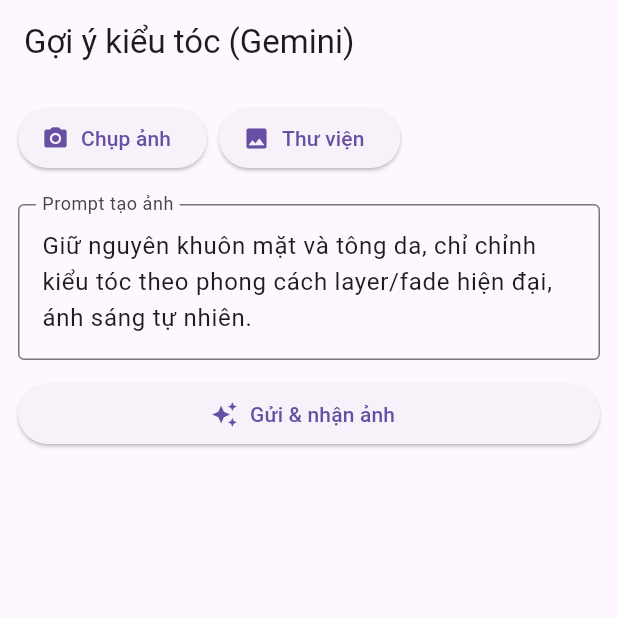
After one commit to DevTNoHope/ProjectCuoiKy_Nhom6, a Flutter app: the HairTryOnScreen screen opened by its route, on a phone screen of 412 x 824 dp, the top half of it. The commit adds this screen. Run offline on Flutter 3.47's test engine with Material 3 defaults, Android fonts, the phone set to English and light mode, and no system bars; our stand-ins replace cached_network_image, dio, flutter_secure_storage, go_router, image_picker, jwt_decoder; accounts and stored records are empty.

Commit message:
Xong chuc nang AI va fix nut quay lai

```diff
--- a/BarberApp_Nhom6_Fe/barberapp_nhom6_fe/lib/routers/app_router.dart
+++ b/BarberApp_Nhom6_Fe/barberapp_nhom6_fe/lib/routers/app_router.dart
@@ -2,6 +2,7 @@
 import 'package:flutter/widgets.dart';
 import 'package:go_router/go_router.dart';
 import '../models/booking_models.dart';
+import '../screens/ai/hair_try_on_screen.dart';
 import '../screens/booking/booking_confirm_screen.dart';
 import '../screens/booking/my_bookings_screen.dart';
 import '../screens/booking/service_pick_screen.dart';
@@ -107,6 +108,11 @@
           return const ShopListScreen(); // nếu đã import file shop_list_screen.dart
         },
       ),
+      GoRoute(
+        path: '/ai/try-on',
+        builder: (context, state) => const HairTryOnScreen(),
+      ),
+
     ],
     redirect: (context, state) async {
       // Chỉ redirect khi ở /splash để tránh loop
--- /dev/null
+++ b/BarberApp_Nhom6_Fe/barberapp_nhom6_fe/lib/screens/ai/hair_try_on_screen.dart
@@ -0,0 +1,146 @@
+import 'dart:io';
+import 'package:flutter/material.dart';
+import 'package:image_picker/image_picker.dart';
+import 'package:dio/dio.dart';
+import 'package:cached_network_image/cached_network_image.dart';
+import '../../config/api_config.dart';
+import '../../services/ai_gemini_service.dart';
+
+class HairTryOnScreen extends StatefulWidget {
+  const HairTryOnScreen({super.key});
+  @override
+  State<HairTryOnScreen> createState() => _HairTryOnScreenState();
+}
+
+class _HairTryOnScreenState extends State<HairTryOnScreen> {
+  final _picker = ImagePicker();
+  File? _file;
+  bool _loading = false;
+  List<String> _urls = [];
+  final _promptCtl = TextEditingController(
+    text: 'Giữ nguyên khuôn mặt và tông da, chỉ chỉnh kiểu tóc '
+        'theo phong cách layer/fade hiện đại, ánh sáng tự nhiên.',
+  );
+
+  late final AiGeminiService _svc;
+
+  @override
+  void initState() {
+    super.initState();
+    // Khởi tạo Dio theo project của bạn
+    final dio = Dio(BaseOptions(
+      baseUrl: ApiConfig.baseUrl,
+      connectTimeout: const Duration(seconds: 15),
+      receiveTimeout: const Duration(seconds: 60),
+    ));
+    // TODO: nếu có interceptor token thì thêm ở đây: dio.interceptors.add(AuthInterceptor(...));
+    _svc = AiGeminiService(dio);
+  }
+
+  Future<void> _pick(bool camera) async {
+    final x = await (camera
+        ? _picker.pickImage(source: ImageSource.camera, imageQuality: 90)
+        : _picker.pickImage(source: ImageSource.gallery, imageQuality: 90));
+    if (x != null) {
+      setState(() {
+        _file = File(x.path);
+        _urls = [];
+      });
+    }
+  }
+
+  Future<void> _send() async {
+    if (_file == null) {
+      ScaffoldMessenger.of(context).showSnackBar(const SnackBar(content: Text('Chọn hoặc chụp một ảnh trước đã.')));
+      return;
+    }
+    setState(() { _loading = true; _urls = []; });
+    try {
+      final urls = await _svc.editImageAndGetUrls(
+        filePath: _file!.path,
+        prompt: _promptCtl.text.trim(),
+      );
+      setState(() => _urls = urls);
+    } catch (e) {
+      ScaffoldMessenger.of(context).showSnackBar(SnackBar(content: Text('Lỗi: $e')));
+    } finally {
+      setState(() => _loading = false);
+    }
+  }
+
+  @override
+  Widget build(BuildContext context) {
+    final theme = Theme.of(context);
+    return Scaffold(
+      appBar: AppBar(title: const Text('Gợi ý kiểu tóc (Gemini)')),
+      body: Padding(
+        padding: const EdgeInsets.all(12),
+        child: Column(
+          children: [
+            Row(children: [
+              ElevatedButton.icon(
+                onPressed: () => _pick(true),
+                icon: const Icon(Icons.camera_alt),
+                label: const Text('Chụp ảnh'),
+              ),
+              const SizedBox(width: 8),
+              ElevatedButton.icon(
+                onPressed: () => _pick(false),
+                icon: const Icon(Icons.photo),
+                label: const Text('Thư viện'),
+              ),
+            ]),
+            const SizedBox(height: 8),
+            if (_file != null)
+              ClipRRect(
+                borderRadius: BorderRadius.circular(12),
+                child: Image.file(_file!, height: 180, fit: BoxFit.cover),
+              ),
+            const SizedBox(height: 12),
+            TextField(
+              controller: _promptCtl,
+              minLines: 2, maxLines: 4,
+              decoration: const InputDecoration(
+                border: OutlineInputBorder(),
+                labelText: 'Prompt tạo ảnh',
+              ),
+            ),
+            const SizedBox(height: 12),
+            SizedBox(
+              width: double.infinity,
+              child: ElevatedButton.icon(
+                onPressed: _loading ? null : _send,
+                icon: _loading
+                    ? const SizedBox(width: 18, height: 18, child: CircularProgressIndicator(strokeWidth: 2))
+                    : const Icon(Icons.auto_awesome),
+                label: const Text('Gửi & nhận ảnh'),
+              ),
+            ),
+            const SizedBox(height: 8),
+            Expanded(
+              child: _urls.isEmpty ? const SizedBox.shrink()
+                  : GridView.builder(
+                padding: const EdgeInsets.only(top: 4),
+                gridDelegate: const SliverGridDelegateWithFixedCrossAxisCount(
+                    crossAxisCount: 2, mainAxisSpacing: 8, crossAxisSpacing: 8),
+                itemCount: _urls.length,
+                itemBuilder: (_, i) => ClipRRect(
+                  borderRadius: BorderRadius.circular(12),
+                  child: CachedNetworkImage(
+                    imageUrl: _urls[i],
+                    fit: BoxFit.cover,
+                    placeholder: (_, __) => const Center(child: CircularProgressIndicator()),
+                    errorWidget: (_, __, ___) => Container(
+                      color: theme.colorScheme.surfaceVariant,
+                      child: const Icon(Icons.broken_image),
+                    ),
+                  ),
+                ),
+              ),
+            ),
+          ],
+        ),
+      ),
+    );
+  }
+}
--- a/BarberApp_Nhom6_Fe/barberapp_nhom6_fe/lib/screens/booking/my_bookings_screen.dart
+++ b/BarberApp_Nhom6_Fe/barberapp_nhom6_fe/lib/screens/booking/my_bookings_screen.dart
@@ -67,8 +67,8 @@
     return Scaffold(
       appBar: AppBar(
         leading: IconButton(
-          onPressed: () => context.pop(),
-          icon: const Icon(Icons.arrow_back),
+          onPressed: () => context.go('/home'),
+          icon: const Icon(Icons.home),
         ),
         title: const Text('Lịch của tôi'),
       ),
--- a/BarberApp_Nhom6_Fe/barberapp_nhom6_fe/lib/screens/booking/service_pick_screen.dart
+++ b/BarberApp_Nhom6_Fe/barberapp_nhom6_fe/lib/screens/booking/service_pick_screen.dart
@@ -42,7 +42,7 @@
       appBar: AppBar(
         leading: IconButton(
           icon: const Icon(Icons.arrow_back),
-          onPressed: () => context.pop(),
+          onPressed: () => context.go('/shops/${widget.shopId}/stylists'),
         ),
         title: const Text('Chọn dịch vụ'),
         actions: [
--- a/BarberApp_Nhom6_Fe/barberapp_nhom6_fe/lib/screens/booking/shop_list_screen.dart
+++ b/BarberApp_Nhom6_Fe/barberapp_nhom6_fe/lib/screens/booking/shop_list_screen.dart
@@ -12,7 +12,7 @@
   @override Widget build(BuildContext context){
     return Scaffold(appBar: AppBar(leading: IconButton(
       icon: const Icon(Icons.arrow_back),
-      onPressed: () => context.pop(),
+      onPressed: () => context.go('/home'),
     ),title: const Text('Chọn cửa hàng')),
         body: FutureBuilder<List<Shop>>(future: _f, builder: (_,snap){
           if(!snap.hasData) return const Center(child:CircularProgressIndicator());
--- a/BarberApp_Nhom6_Fe/barberapp_nhom6_fe/lib/screens/booking/slot_pick_screen.dart
+++ b/BarberApp_Nhom6_Fe/barberapp_nhom6_fe/lib/screens/booking/slot_pick_screen.dart
@@ -98,7 +98,7 @@
         title: const Text('Chọn thời gian'),
         leading: IconButton(
           icon: const Icon(Icons.arrow_back),
-          onPressed: () => context.pop(),
+          onPressed: () => context.go('/stylists/${widget.stylist}/services?shopId=${widget.shop}'),
         ),
       ),
       body: Column(
@@ -108,10 +108,6 @@
             padding: const EdgeInsets.symmetric(horizontal: 12, vertical: 8),
             child: Row(
               children: [
-                TextButton(
-                  onPressed: () => _changeDate(-1),
-                  child: const Text('← Hôm qua'),
-                ),
                 Expanded(
                   child: Column(
                     crossAxisAlignment: CrossAxisAlignment.center,
--- a/BarberApp_Nhom6_Fe/barberapp_nhom6_fe/lib/screens/booking/stylist_list_screen.dart
+++ b/BarberApp_Nhom6_Fe/barberapp_nhom6_fe/lib/screens/booking/stylist_list_screen.dart
@@ -14,7 +14,7 @@
   @override Widget build(BuildContext context){
     return Scaffold(appBar: AppBar(leading: IconButton(
       icon: const Icon(Icons.arrow_back),
-      onPressed: () => context.pop(),
+      onPressed: () => context.go('/shops'),
     ),title: const Text('Chọn thợ')),
         body: FutureBuilder<List<Stylist>>(future:_f,builder:(_,snap){
           if(!snap.hasData) return const Center(child:CircularProgressIndicator());
--- a/BarberApp_Nhom6_Fe/barberapp_nhom6_fe/lib/screens/home_screen.dart
+++ b/BarberApp_Nhom6_Fe/barberapp_nhom6_fe/lib/screens/home_screen.dart
@@ -82,6 +82,11 @@
               onTap: () => context.go('/services'), // nếu bạn có route /services
             ),
             actionButton(
+              icon: Icons.person_search,
+              label: 'Gợi ý kiểu tóc',
+              onTap: () => context.go('/ai/try-on'), // mở lại chọn shop rồi thợ
+            ),
+            actionButton(
               icon: Icons.help_outline,
               label: 'Hỗ trợ',
               onTap: () => ScaffoldMessenger.of(context).showSnackBar(
--- a/BarberApp_Nhom6_Fe/barberapp_nhom6_fe/pubspec.yaml
+++ b/BarberApp_Nhom6_Fe/barberapp_nhom6_fe/pubspec.yaml
@@ -35,6 +35,8 @@
   jwt_decoder: ^2.0.1
   go_router: ^14.2.7
   intl: ^0.19.0
+  image_picker: ^1.1.2
+  cached_network_image: ^3.4.1
   # The following adds the Cupertino Icons font to your application.
   # Use with the CupertinoIcons class for iOS style icons.
   cupertino_icons: ^1.0.8
```
Also changed, not shown: BarberApp_Nhom6_Fe/barberapp_nhom6_fe/lib/screens/booking/booking_confirm_screen.dart (+8 -1 lines), BarberApp_Nhom6_Fe/barberapp_nhom6_fe/lib/services/ai_gemini_service.dart (added, +55 -0 lines), BarberApp_Nhom6_Fe/barberapp_nhom6_fe/pubspec.lock, 5 other files.
